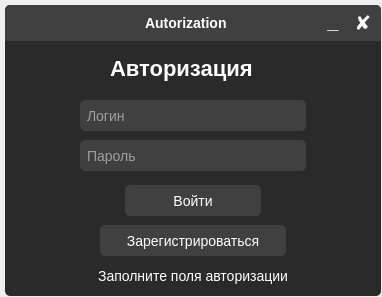
First picture: the form in window_login/window_login.ui, repository b0shka/selling_apps, before the edit.
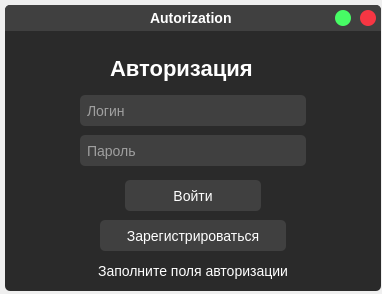
Second picture: the form after the edit.

```diff
--- a/window_login/window_login.ui
+++ b/window_login/window_login.ui
@@ -7,7 +7,7 @@
     <x>0</x>
     <y>0</y>
     <width>382</width>
-    <height>297</height>
+    <height>294</height>
    </rect>
   </property>
   <property name="minimumSize">
@@ -37,19 +37,19 @@
      <x>5</x>
      <y>5</y>
      <width>376</width>
-     <height>291</height>
+     <height>286</height>
     </rect>
    </property>
    <property name="minimumSize">
     <size>
      <width>376</width>
-     <height>291</height>
+     <height>286</height>
     </size>
    </property>
    <property name="maximumSize">
     <size>
      <width>376</width>
-     <height>291</height>
+     <height>286</height>
     </size>
    </property>
    <property name="styleSheet">
@@ -64,115 +64,6 @@
    <property name="frameShadow">
     <enum>QFrame::Raised</enum>
    </property>
-   <widget class="QFrame" name="frame_3">
-    <property name="geometry">
-     <rect>
-      <x>0</x>
-      <y>0</y>
-      <width>376</width>
-      <height>36</height>
-     </rect>
-    </property>
-    <property name="styleSheet">
-     <string notr="true">QFrame{
-	border-bottom-left-radius: 0px;
-	border-bottom-right-radius: 0px;
-	background-color: #404040;
-}</string>
-    </property>
-    <property name="frameShape">
-     <enum>QFrame::StyledPanel</enum>
-    </property>
-    <property name="frameShadow">
-     <enum>QFrame::Raised</enum>
-    </property>
-    <widget class="QPushButton" name="close">
-     <property name="geometry">
-      <rect>
-       <x>345</x>
-       <y>5</y>
-       <width>26</width>
-       <height>26</height>
-      </rect>
-     </property>
-     <property name="font">
-      <font>
-       <pointsize>-1</pointsize>
-       <weight>75</weight>
-       <bold>true</bold>
-      </font>
-     </property>
-     <property name="styleSheet">
-      <string notr="true">QPushButton {
-	font-size: 20px;
-	background-color: #404040;
-	border-radius: 5px;
-}
-QPushButton::hover {
-	background-color: #ffb0be;
-	color: black;
-}</string>
-     </property>
-     <property name="text">
-      <string>✘</string>
-     </property>
-    </widget>
-    <widget class="QPushButton" name="hide">
-     <property name="geometry">
-      <rect>
-       <x>315</x>
-       <y>5</y>
-       <width>26</width>
-       <height>26</height>
-      </rect>
-     </property>
-     <property name="font">
-      <font>
-       <pointsize>-1</pointsize>
-       <weight>75</weight>
-       <bold>true</bold>
-      </font>
-     </property>
-     <property name="styleSheet">
-      <string notr="true">QPushButton {
-	padding-bottom: 4px;
-	font-size: 20px;
-	background-color: #404040;
-	border-radius: 5px;
-}
-QPushButton::hover {
-	background-color: #2a2a2a;
-}</string>
-     </property>
-     <property name="text">
-      <string>_</string>
-     </property>
-    </widget>
-    <widget class="QLabel" name="label_9">
-     <property name="geometry">
-      <rect>
-       <x>140</x>
-       <y>10</y>
-       <width>101</width>
-       <height>16</height>
-      </rect>
-     </property>
-     <property name="font">
-      <font>
-       <pointsize>-1</pointsize>
-       <weight>75</weight>
-       <bold>true</bold>
-      </font>
-     </property>
-     <property name="styleSheet">
-      <string notr="true">font-size: 14px;
-color: white;</string>
-     </property>
-     <property name="text">
-      <string>Autorization</string>
-     </property>
-    </widget>
-   </widget>
    <widget class="QLabel" name="label">
     <property name="geometry">
      <rect>
@@ -204,7 +95,7 @@
     <property name="geometry">
      <rect>
       <x>75</x>
-      <y>95</y>
+      <y>90</y>
       <width>226</width>
       <height>31</height>
      </rect>
@@ -229,7 +120,7 @@
     <property name="geometry">
      <rect>
       <x>75</x>
-      <y>135</y>
+      <y>130</y>
       <width>226</width>
       <height>31</height>
      </rect>
@@ -254,7 +145,7 @@
     <property name="geometry">
      <rect>
       <x>120</x>
-      <y>180</y>
+      <y>175</y>
       <width>136</width>
       <height>31</height>
      </rect>
@@ -277,7 +168,7 @@
     <property name="geometry">
      <rect>
       <x>95</x>
-      <y>220</y>
+      <y>215</y>
       <width>186</width>
       <height>31</height>
      </rect>
@@ -300,7 +191,7 @@
     <property name="geometry">
      <rect>
       <x>5</x>
-      <y>260</y>
+      <y>255</y>
       <width>366</width>
       <height>21</height>
      </rect>
@@ -326,6 +217,115 @@
      <set>Qt::AlignCenter</set>
     </property>
    </widget>
+   <widget class="QFrame" name="frame_5">
+    <property name="geometry">
+     <rect>
+      <x>0</x>
+      <y>0</y>
+      <width>376</width>
+      <height>26</height>
+     </rect>
+    </property>
+    <property name="styleSheet">
+     <string notr="true">QFrame{
+	border-bottom-left-radius: 0px;
+	border-bottom-right-radius: 0px;
+	background-color: #404040;
+}</string>
+    </property>
+    <property name="frameShape">
+     <enum>QFrame::StyledPanel</enum>
+    </property>
+    <property name="frameShadow">
+     <enum>QFrame::Raised</enum>
+    </property>
+    <widget class="QPushButton" name="close">
+     <property name="geometry">
+      <rect>
+       <x>355</x>
+       <y>5</y>
+       <width>16</width>
+       <height>16</height>
+      </rect>
+     </property>
+     <property name="font">
+      <font>
+       <pointsize>-1</pointsize>
+       <weight>75</weight>
+       <bold>true</bold>
+      </font>
+     </property>
+     <property name="styleSheet">
+      <string notr="true">QPushButton {
+	font-size: 20px;
+	background-color: #f73643;
+	border-radius: 8px;
+}
+QPushButton::hover {
+	background-color: #d63a44;
+	color: black;
+}</string>
+     </property>
+     <property name="text">
+      <string/>
+     </property>
+    </widget>
+    <widget class="QPushButton" name="hide">
+     <property name="geometry">
+      <rect>
+       <x>330</x>
+       <y>5</y>
+       <width>16</width>
+       <height>16</height>
+      </rect>
+     </property>
+     <property name="font">
+      <font>
+       <pointsize>-1</pointsize>
+       <weight>75</weight>
+       <bold>true</bold>
+      </font>
+     </property>
+     <property name="styleSheet">
+      <string notr="true">QPushButton {
+	padding-bottom: 4px;
+	font-size: 20px;
+	background-color: #47fc65;
+	border-radius: 8px;
+}
+QPushButton::hover {
+	background-color: #49cc5f;
+}</string>
+     </property>
+     <property name="text">
+      <string/>
+     </property>
+    </widget>
+    <widget class="QLabel" name="label_9">
+     <property name="geometry">
+      <rect>
+       <x>145</x>
+       <y>5</y>
+       <width>101</width>
+       <height>16</height>
+      </rect>
+     </property>
+     <property name="font">
+      <font>
+       <pointsize>-1</pointsize>
+       <weight>75</weight>
+       <bold>true</bold>
+      </font>
+     </property>
+     <property name="styleSheet">
+      <string notr="true">font-size: 14px;
+color: white;</string>
+     </property>
+     <property name="text">
+      <string>Autorization</string>
+     </property>
+    </widget>
+   </widget>
   </widget>
  </widget>
  <resources/>
```
